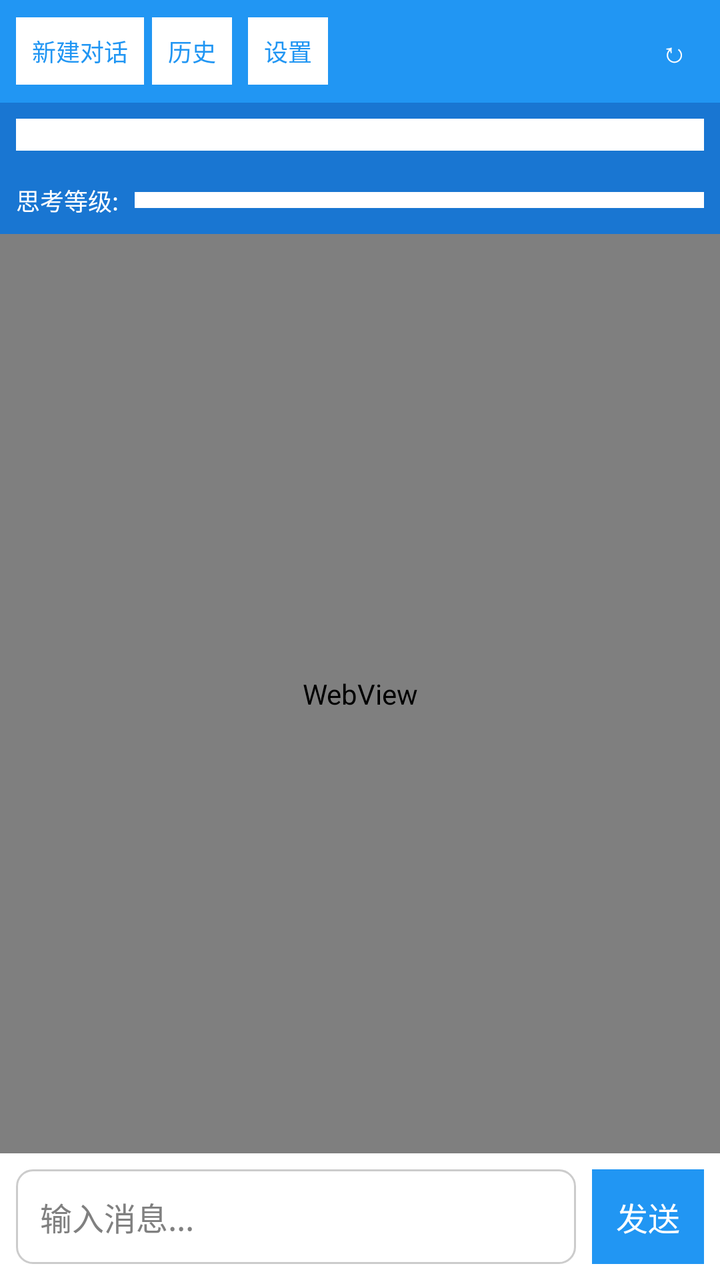
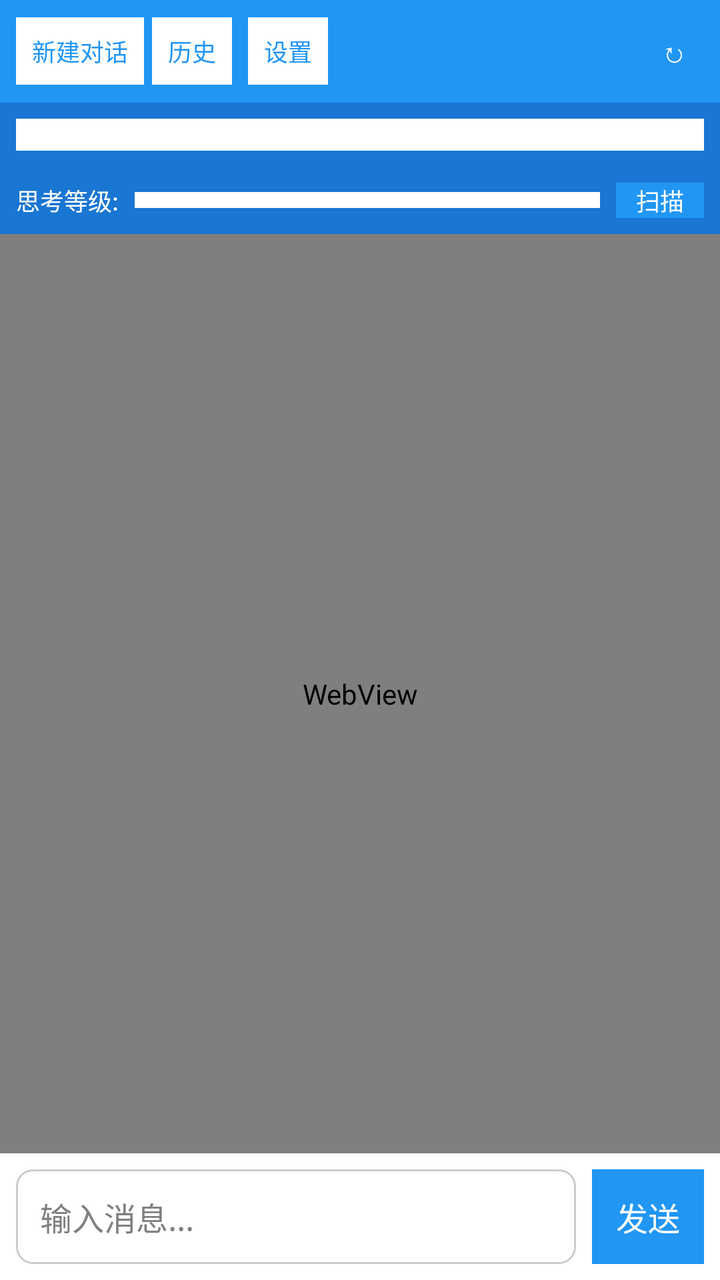

Before-and-after screenshots of an Android layout around one commit, followed by the original layout XML and the change that was made.
<!-- AndroidManifest.xml: application theme AppTheme -->
<!-- res/layout/activity_main.xml -->
<?xml version="1.0" encoding="utf-8"?>
<LinearLayout xmlns:android="http://schemas.android.com/apk/res/android"
    android:orientation="vertical"
    android:background="@color/background"
    android:layout_width="match_parent"
    android:layout_height="match_parent">

    
    <LinearLayout
        android:gravity="center_vertical"
        android:orientation="horizontal"
        android:background="@color/primary"
        android:padding="8dp"
        android:layout_width="match_parent"
        android:layout_height="wrap_content">
        <Button
            android:textSize="12sp"
            android:textColor="@color/primary"
            android:id="@+id/new_conversation_button"
            android:background="@android:color/white"
            android:padding="8dp"
            android:layout_width="wrap_content"
            android:layout_height="wrap_content"
            android:layout_marginRight="4dp"
            android:text="@string/new_conversation"/>
        <Button
            android:textSize="12sp"
            android:textColor="@color/primary"
            android:id="@+id/history_button"
            android:background="@android:color/white"
            android:padding="8dp"
            android:layout_width="wrap_content"
            android:layout_height="wrap_content"
            android:layout_marginRight="8dp"
            android:text="@string/history"/>
        <Button
            android:textSize="12sp"
            android:textColor="@color/primary"
            android:id="@+id/settings_button"
            android:background="@android:color/white"
            android:padding="8dp"
            android:layout_width="wrap_content"
            android:layout_height="wrap_content"
            android:text="@string/settings"/>
        <View
            android:layout_width="0dp"
            android:layout_height="0dp"
            android:layout_weight="1"/>
        <Button
            android:textSize="14sp"
            android:textColor="@android:color/white"
            android:id="@+id/rotate_button"
            android:background="@android:color/transparent"
            android:padding="8dp"
            android:layout_width="wrap_content"
            android:layout_height="wrap_content"
            android:text="↻"/>
    </LinearLayout>

    
    <LinearLayout
        android:gravity="center_vertical"
        android:orientation="horizontal"
        android:background="@color/primary_dark"
        android:padding="8dp"
        android:layout_width="match_parent"
        android:layout_height="wrap_content">
        <Spinner
            android:id="@+id/model_spinner"
            android:background="@android:color/white"
            android:padding="8dp"
            android:layout_width="match_parent"
            android:layout_height="wrap_content"/>
    </LinearLayout>

    
    <LinearLayout
        android:gravity="center_vertical"
        android:orientation="horizontal"
        android:background="@color/primary_dark"
        android:padding="8dp"
        android:layout_width="match_parent"
        android:layout_height="wrap_content">
        <TextView
            android:textSize="12sp"
            android:textColor="@android:color/white"
            android:layout_width="wrap_content"
            android:layout_height="wrap_content"
            android:text="思考等级:"/>
        <Spinner
            android:id="@+id/thinking_spinner"
            android:background="@android:color/white"
            android:padding="4dp"
            android:layout_width="0dp"
            android:layout_height="wrap_content"
            android:layout_marginLeft="8dp"
            android:layout_weight="1"/>
    </LinearLayout>

    
    <WebView
        android:id="@+id/message_webview"
        android:layout_width="match_parent"
        android:layout_height="0dp"
        android:layout_weight="1"/>

    
    <LinearLayout
        android:gravity="center_vertical"
        android:orientation="horizontal"
        android:background="@color/white"
        android:padding="8dp"
        android:layout_width="match_parent"
        android:layout_height="wrap_content">
        <EditText
            android:id="@+id/input_edit_text"
            android:background="@drawable/edit_text_background"
            android:padding="12dp"
            android:layout_width="0dp"
            android:layout_height="wrap_content"
            android:hint="@string/input_hint"
            android:maxLines="4"
            android:layout_weight="1"
            android:inputType="textMultiLine"/>
        <Button
            android:textColor="@android:color/white"
            android:id="@+id/send_button"
            android:background="@color/primary"
            android:padding="12dp"
            android:layout_width="wrap_content"
            android:layout_height="wrap_content"
            android:layout_marginLeft="8dp"
            android:text="@string/send"/>
    </LinearLayout>
</LinearLayout>
<!-- resources referenced by this layout -->
<resources>
  <color name="background">#f5f5f5</color>
  <color name="primary">#2196f3</color>
  <color name="primary_dark">#1976d2</color>
  <color name="white">#ffffff</color>
  <!-- drawable edit_text_background (drawable) -->
  <?xml version="1.0" encoding="utf-8"?>
  <shape xmlns:android="http://schemas.android.com/apk/res/android" android:shape="rectangle">
      <solid android:color="@android:color/white"/>
      <corners android:radius="8dp"/>
      <stroke android:width="1dp" android:color="@color/gray"/>
  </shape>
  <string name="history">历史</string>
  <string name="input_hint">输入消息...</string>
  <string name="new_conversation">新建对话</string>
  <string name="send">发送</string>
  <string name="settings">设置</string>
  <style name="AppTheme" parent="@android:style/Theme.Holo.Light">
          <item name="android:windowBackground">@color/background</item>
          <item name="android:actionBarStyle">@style/ActionBarStyle</item>
      </style>
  <color name="gray">#cccccc</color>
  <style name="ActionBarStyle" parent="@android:style/Widget.Holo.Light.ActionBar">
          <item name="android:background">@color/primary</item>
      </style>
</resources>

<!-- the commit's change to res/layout/activity_main.xml (unified diff, before → after) -->
@@ -95,6 +95,17 @@
             android:layout_height="wrap_content"
             android:layout_marginLeft="8dp"
             android:layout_weight="1"/>
+        <Button
+            android:id="@+id/scan_button"
+            android:text="@string/scan"
+            android:textSize="12sp"
+            android:textColor="@android:color/white"
+            android:background="@color/primary"
+            android:paddingLeft="10dp"
+            android:paddingRight="10dp"
+            android:layout_width="wrap_content"
+            android:layout_height="wrap_content"
+            android:layout_marginLeft="8dp"/>
     </LinearLayout>
 
     
<!-- resource entries referenced after the edit -->
@@ -14,6 +14,7 @@
   <string name="history">历史</string>
   <string name="input_hint">输入消息...</string>
   <string name="new_conversation">新建对话</string>
+  <string name="scan">扫描</string>
   <string name="send">发送</string>
   <string name="settings">设置</string>
   <style name="AppTheme" parent="@android:style/Theme.Holo.Light">
